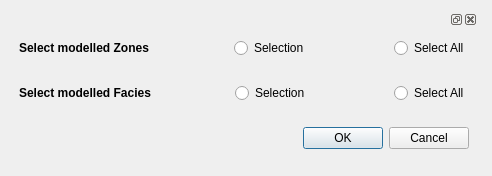
This is ui/Selection.ui in equinor/APS-Facies as Qt 5 draws it before an edit. The edited form follows.
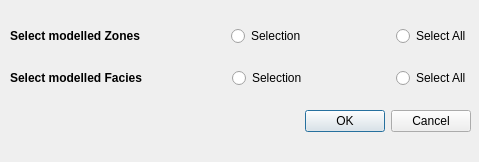
This is the edited form.

The edit to the form file:
```diff
--- a/ui/Selection.ui
+++ b/ui/Selection.ui
@@ -6,30 +6,27 @@
    <rect>
     <x>0</x>
     <y>0</y>
-    <width>492</width>
-    <height>176</height>
+    <width>479</width>
+    <height>162</height>
    </rect>
   </property>
   <property name="windowTitle">
    <string>Form</string>
   </property>
-  <widget class="QDockWidget" name="dockWidget">
+  <widget class="QWidget" name="dockWidgetContents">
    <property name="geometry">
     <rect>
      <x>10</x>
      <y>10</y>
-     <width>468</width>
-     <height>148</height>
+     <width>461</width>
+     <height>141</height>
     </rect>
    </property>
-   <widget class="QWidget" name="dockWidgetContents">
-    <layout class="QGridLayout" name="gridLayout_2">
+   <layout class="QGridLayout" name="layout_selection">
      <item row="0" column="0">
-      <layout class="QGridLayout" name="gridLayout">
-       <item row="0" column="0">
-        <layout class="QHBoxLayout" name="horizontalLayout_6">
+     <layout class="QHBoxLayout" name="layout_select_modelled_zones">
          <item>
-          <widget class="QLabel" name="SelectmodelledZones_label">
+       <widget class="QLabel" name="label_select_modelled_zones">
            <property name="font">
             <font>
              <weight>75</weight>
@@ -42,7 +39,7 @@
           </widget>
          </item>
          <item>
-          <spacer name="AfterSelectmodelledZones_label_horizontalSpacer">
+       <spacer name="spacer_after_select_modelled_zones">
            <property name="orientation">
             <enum>Qt::Horizontal</enum>
            </property>
@@ -55,7 +52,7 @@
           </spacer>
          </item>
          <item>
-          <widget class="QRadioButton" name="Zones_Selection_radioButton">
+       <widget class="QRadioButton" name="m_radio_button_zones_selection">
            <property name="font">
             <font>
              <weight>50</weight>
@@ -68,7 +65,7 @@
           </widget>
          </item>
          <item>
-          <spacer name="AfterSelectionRadioButton_horizontalSpacer">
+       <spacer name="spacer_after_selection_radio_button">
            <property name="orientation">
             <enum>Qt::Horizontal</enum>
            </property>
@@ -81,7 +78,7 @@
           </spacer>
          </item>
          <item>
-          <widget class="QRadioButton" name="SelectAll_radioButton">
+       <widget class="QRadioButton" name="m_radio_button_select_all">
            <property name="font">
             <font>
              <weight>50</weight>
@@ -96,22 +93,9 @@
         </layout>
        </item>
        <item row="1" column="0">
-        <spacer name="verticalSpacer">
-         <property name="orientation">
-          <enum>Qt::Vertical</enum>
-         </property>
-         <property name="sizeHint" stdset="0">
-          <size>
-           <width>20</width>
-           <height>5</height>
-          </size>
-         </property>
-        </spacer>
-       </item>
-       <item row="2" column="0">
-        <layout class="QHBoxLayout" name="horizontalLayout_7">
+     <layout class="QHBoxLayout" name="layout_select_modelled_facies">
          <item>
-          <widget class="QLabel" name="SelectmodelledFacies_label">
+       <widget class="QLabel" name="label_select_modelled_facies">
            <property name="font">
             <font>
              <weight>75</weight>
@@ -124,7 +108,7 @@
           </widget>
          </item>
          <item>
-          <spacer name="AfterSelectmodelledFacies_label_horizontalSpacer">
+       <spacer name="spaser_after_select_modelled_facies">
            <property name="orientation">
             <enum>Qt::Horizontal</enum>
            </property>
@@ -137,7 +121,7 @@
           </spacer>
          </item>
          <item>
-          <widget class="QRadioButton" name="SelectionFacies_RadioButton">
+       <widget class="QRadioButton" name="m_radio_button_selection_facies_RadioButton">
            <property name="font">
             <font>
              <weight>50</weight>
@@ -150,7 +134,7 @@
           </widget>
          </item>
          <item>
-          <spacer name="AfterSelectFacies_RadioButton_horizontalSpacer">
+       <spacer name="spacer_after_select_facies_radio_button">
            <property name="orientation">
             <enum>Qt::Horizontal</enum>
            </property>
@@ -163,7 +147,7 @@
           </spacer>
          </item>
          <item>
-          <widget class="QRadioButton" name="SelectAllFacies_RadioButton">
+       <widget class="QRadioButton" name="m_radio_button_select_all_facies">
            <property name="font">
             <font>
              <weight>50</weight>
@@ -177,21 +161,8 @@
          </item>
         </layout>
        </item>
-       <item row="3" column="0">
-        <spacer name="verticalSpacer_2">
-         <property name="orientation">
-          <enum>Qt::Vertical</enum>
-         </property>
-         <property name="sizeHint" stdset="0">
-          <size>
-           <width>20</width>
-           <height>5</height>
-          </size>
-         </property>
-        </spacer>
-       </item>
-       <item row="4" column="0">
-        <widget class="QDialogButtonBox" name="Selection_Ok_Cancel_buttonBox">
+    <item row="2" column="0">
+     <widget class="QDialogButtonBox" name="m_buttons_selection_ok_cancel">
          <property name="font">
           <font>
            <weight>50</weight>
@@ -204,9 +175,6 @@
         </widget>
        </item>
       </layout>
-     </item>
-    </layout>
-   </widget>
   </widget>
  </widget>
  <resources/>
```
Left out of the diff: 6 changed lines with no effect on the pictures. Lines whose indentation alone changed are shown as unchanged.
